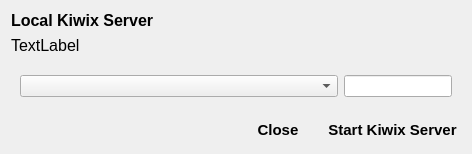
First picture: the form in ui/localkiwixserver.ui, repository kiwix/kiwix-desktop, before the edit.
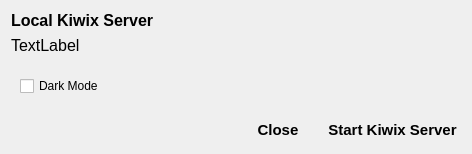
Second picture: the form after the edit.

Commit message: dark mode feature

```diff
--- a/ui/localkiwixserver.ui
+++ b/ui/localkiwixserver.ui
@@ -123,7 +123,7 @@
       </size>
      </property>
      <property name="currentIndex">
-      <number>0</number>
+      <number>2</number>
      </property>
      <widget class="QWidget" name="StartServerOptions">
       <layout class="QHBoxLayout" name="horizontalLayout_2">
@@ -182,6 +182,17 @@
        </item>
       </layout>
      </widget>
+     <widget class="QWidget" name="DarkModeOptions">
+      <layout class="QHBoxLayout" name="horizontalLayout_4">
+       <item>
+        <widget class="QCheckBox" name="darkModeCheckbox">
+         <property name="text">
+          <string>Dark Mode</string>
+         </property>
+        </widget>
+       </item>
+      </layout>
+     </widget>
     </widget>
    </item>
    <item row="1" column="0" colspan="3">
```
The commit also changes 1 other file.
